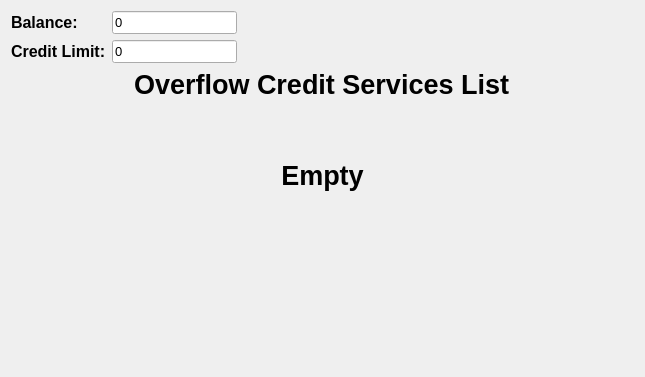
Above: ATM_Shevchenky/overflow_credit_services_list.ui from mshevcenko/ATM_Shevchenky before the change. Below: the same form after it.
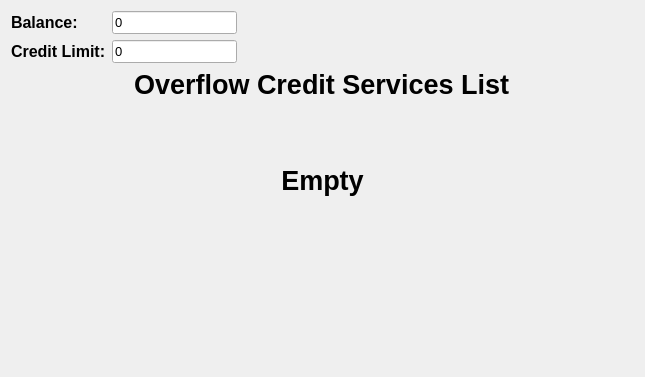
That is the form after the change. Icons and pictures are not drawn. Custom widgets are drawn as their Qt base class.

The edit to the form file:
```diff
--- a/ATM_Shevchenky/overflow_credit_services_list.ui
+++ b/ATM_Shevchenky/overflow_credit_services_list.ui
@@ -157,7 +157,7 @@
    <item>
     <widget class="QScrollArea" name="scrollArea">
      <property name="styleSheet">
-      <string notr="true">width: 0;</string>
+      <string notr="true"/>
      </property>
      <property name="frameShape">
       <enum>QFrame::NoFrame</enum>
@@ -193,6 +193,9 @@
           <property name="bottomMargin">
            <number>0</number>
           </property>
+         </layout>
+        </widget>
+       </item>
           <item>
            <widget class="QLabel" name="emptyLabel">
             <property name="sizePolicy">
@@ -213,9 +216,6 @@
             <property name="alignment">
              <set>Qt::AlignCenter</set>
             </property>
-           </widget>
-          </item>
-         </layout>
         </widget>
        </item>
        <item>
```
Lines whose indentation alone changed are shown as unchanged.
